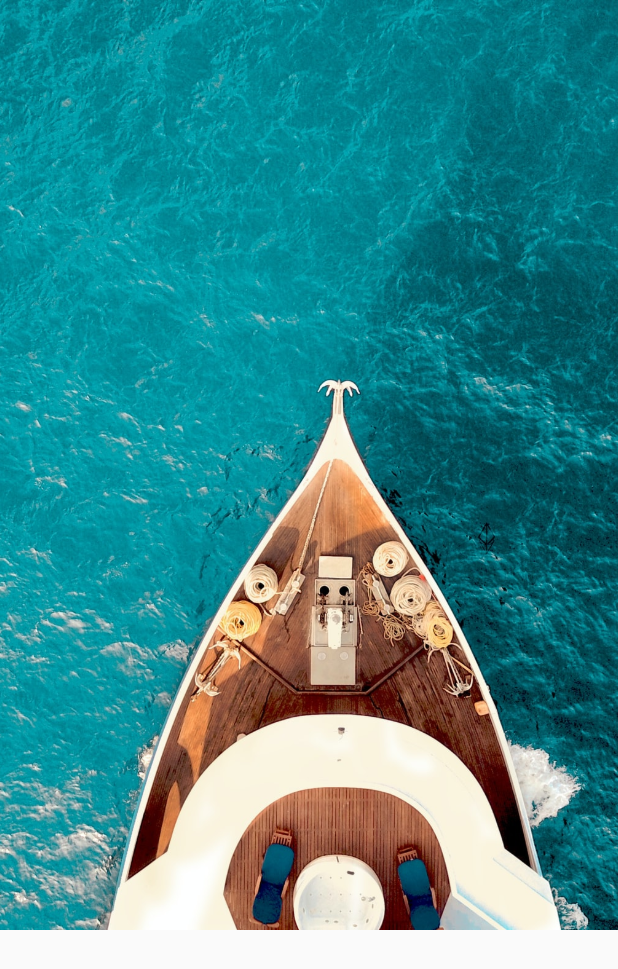
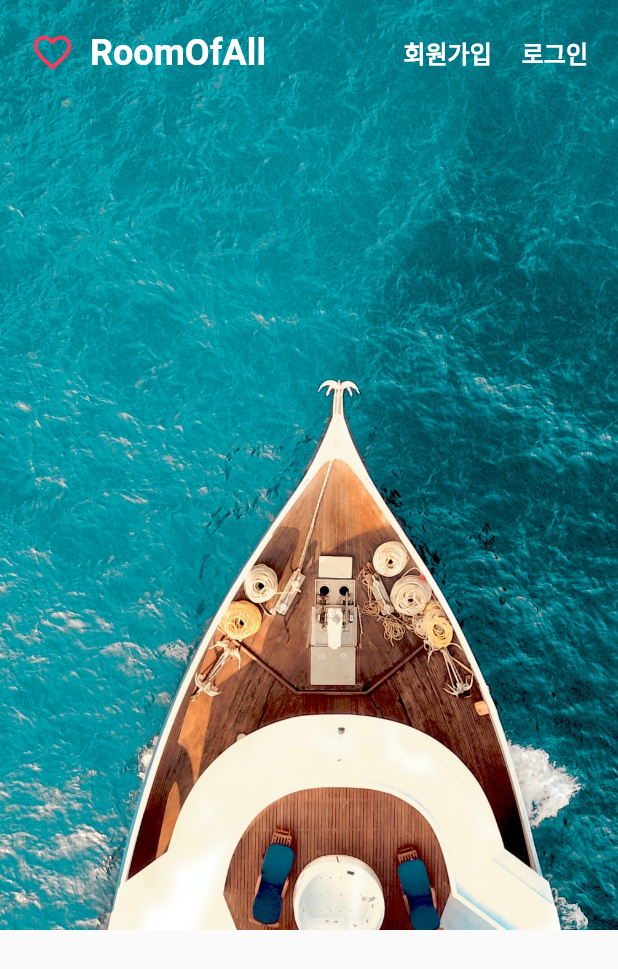
Before and after one commit to 30ML/Flutter_playground, a Flutter app: the screen it shows after launch, on a phone screen of 412 x 824 dp. Shown: the top 969 px of the screen. Run offline on Flutter 3.47's test engine with Material 2 defaults, Android fonts, the phone set to English and light mode, and no system bars; our stand-ins replace flutter_svg, google_fonts; missing offline and left inert: flutter_ui_login.

Commit message:
home-header-appbar 구현

```diff
--- a/web_ui_rooms_reservation/lib/components/home/home_header_appbar.dart
+++ b/web_ui_rooms_reservation/lib/components/home/home_header_appbar.dart
@@ -1,5 +1,7 @@
 import 'package:flutter/material.dart';
 import 'package:web_ui_rooms_reservation/size.dart';
+import 'package:web_ui_rooms_reservation/constants.dart';
+import 'package:web_ui_rooms_reservation/styles.dart';
 
 class HomeHeaderAppBar extends StatelessWidget {
   @override
@@ -17,10 +19,27 @@ class HomeHeaderAppBar extends StatelessWidget {
   }
 
   Widget _buildAppBarLogo() {
-    return SizedBox();
+    return Row(
+      children: [
+        Image.asset(
+          'assets/logo.png',
+          width: 30,
+          height: 30,
+          color: kAccentColor,
+        ),
+        SizedBox(width: gap_s),
+        Text('RoomOfAll', style: h5(mColor: Colors.white))
+      ],
+    );
   }
 
   Widget _buildAppBarMenu() {
-    return SizedBox();
+    return Row(
+      children: [
+        Text('회원가입', style: subtitle1(mColor: Colors.white)),
+        SizedBox(width: gap_m),
+        Text('로그인', style: subtitle1(mColor: Colors.white)),
+      ],
+    );
   }
 }
```
